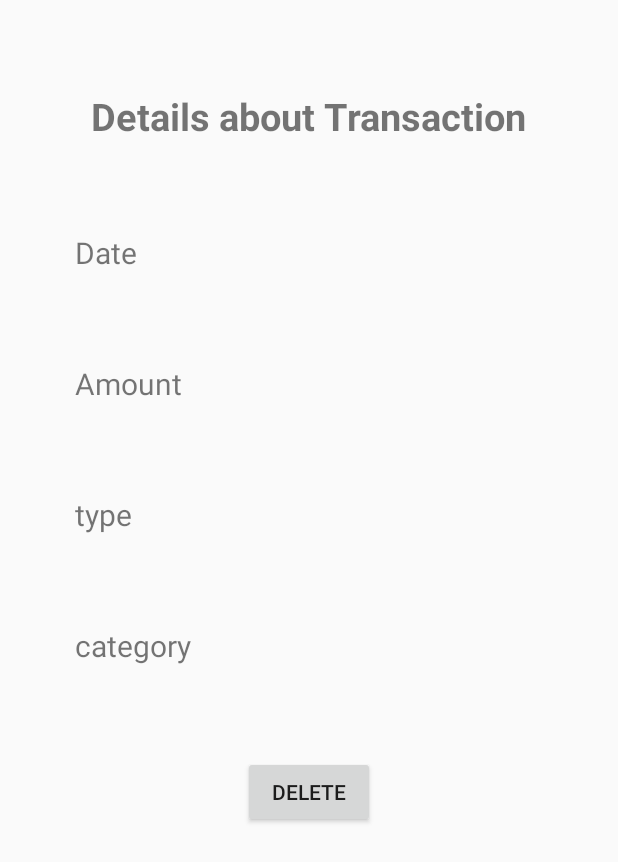
After one commit to v3nkyc0d3z/ISEE2020_SHMoney, an Android app: the layout activity_transaction_details.xml on its own in the app's theme, with its tools: preview values and no code run, on a phone screen of 412 x 824 dp. The commit adds this screen. Shown: the top 862 px of the screen. Run offline under Robolectric (Android 15) with nearby library versions, the phone set to English and light mode, and no system bars.

Commit message:
Commit 3 - Added Transaction DB, List view to display all transactions. Included transaction details activity

```diff
--- a/app/src/main/AndroidManifest.xml
+++ b/app/src/main/AndroidManifest.xml
@@ -9,7 +9,8 @@
         android:roundIcon="@mipmap/ic_launcher_round"
         android:supportsRtl="true"
         android:theme="@style/AppTheme">
-        <activity android:name=".TransactionSummary"></activity>
+        <activity android:name=".TransactionDetails"></activity>
+        <activity android:name=".TransactionSummary" />
         <activity android:name=".TransactionForm" />
         <activity android:name=".MainActivity">
             <intent-filter>
--- /dev/null
+++ b/app/src/main/res/layout/activity_transaction_details.xml
@@ -0,0 +1,62 @@
+<?xml version="1.0" encoding="utf-8"?>
+<RelativeLayout xmlns:android="http://schemas.android.com/apk/res/android"
+    xmlns:app="http://schemas.android.com/apk/res-auto"
+    xmlns:tools="http://schemas.android.com/tools"
+    android:layout_width="match_parent"
+    android:layout_height="match_parent"
+    tools:context=".TransactionDetails">
+    <TextView
+        android:id="@+id/tvTid"
+        android:layout_width="wrap_content"
+        android:layout_height="wrap_content"
+        android:text="Details about Transaction"
+        android:layout_centerHorizontal="true"
+        android:layout_marginTop="60dp"
+        android:textSize="25dp"
+        android:textStyle="bold"/>
+    <TextView
+        android:id="@+id/tvTdate"
+        android:layout_width="wrap_content"
+        android:layout_height="wrap_content"
+        android:layout_below="@+id/tvTid"
+        android:text="Date"
+        android:layout_marginLeft="50dp"
+        android:layout_marginTop="60dp"
+        android:textSize="20dp"/>
+    <TextView
+        android:id="@+id/tvTamount"
+        android:layout_width="wrap_content"
+        android:layout_height="wrap_content"
+        android:layout_below="@+id/tvTdate"
+        android:text="Amount"
+        android:layout_marginLeft="50dp"
+        android:layout_marginTop="60dp"
+        android:textSize="20dp"/>
+    <TextView
+        android:id="@+id/tvTtype"
+        android:layout_width="wrap_content"
+        android:layout_height="wrap_content"
+        android:layout_below="@+id/tvTamount"
+        android:text="type"
+        android:layout_marginLeft="50dp"
+        android:layout_marginTop="60dp"
+        android:textSize="20dp"/>
+    <TextView
+        android:id="@+id/tvTcategory"
+        android:layout_width="wrap_content"
+        android:layout_height="wrap_content"
+        android:layout_below="@+id/tvTtype"
+        android:text="category"
+        android:layout_marginLeft="50dp"
+        android:layout_marginTop="60dp"
+        android:textSize="20dp"/>
+    <Button
+        android:id="@+id/btnTdelete"
+        android:layout_width="wrap_content"
+        android:layout_height="wrap_content"
+        android:layout_centerHorizontal="true"
+        android:layout_below="@+id/tvTcategory"
+        android:layout_marginTop="60dp"
+        android:text="Delete"/>
+
+</RelativeLayout>
```
Also changed, not shown: app/src/main/java/com/example/strawhats/TransactionDetails.java (added, +40 -0 lines), app/src/main/java/com/example/strawhats/TransactionList.java (+106 -8 lines), app/src/main/java/com/example/strawhats/TransactionListAdapter.java (+8 -3 lines), app/src/main/java/com/example/strawhats/TransactionSummary.java (+12 -2 lines).
